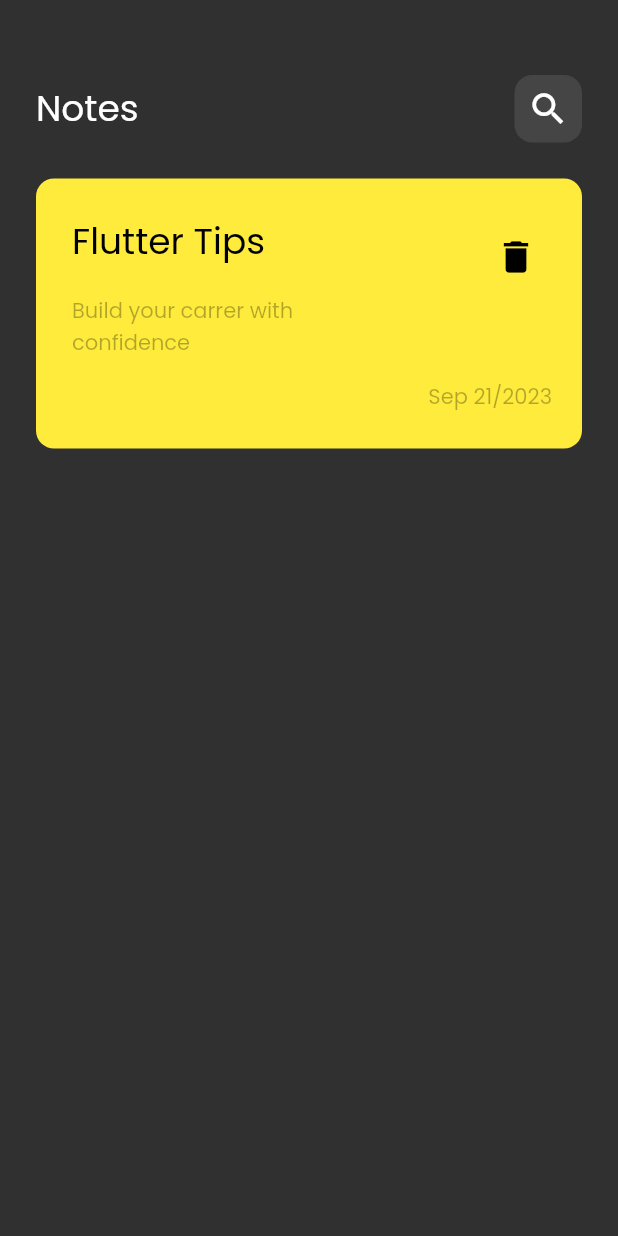
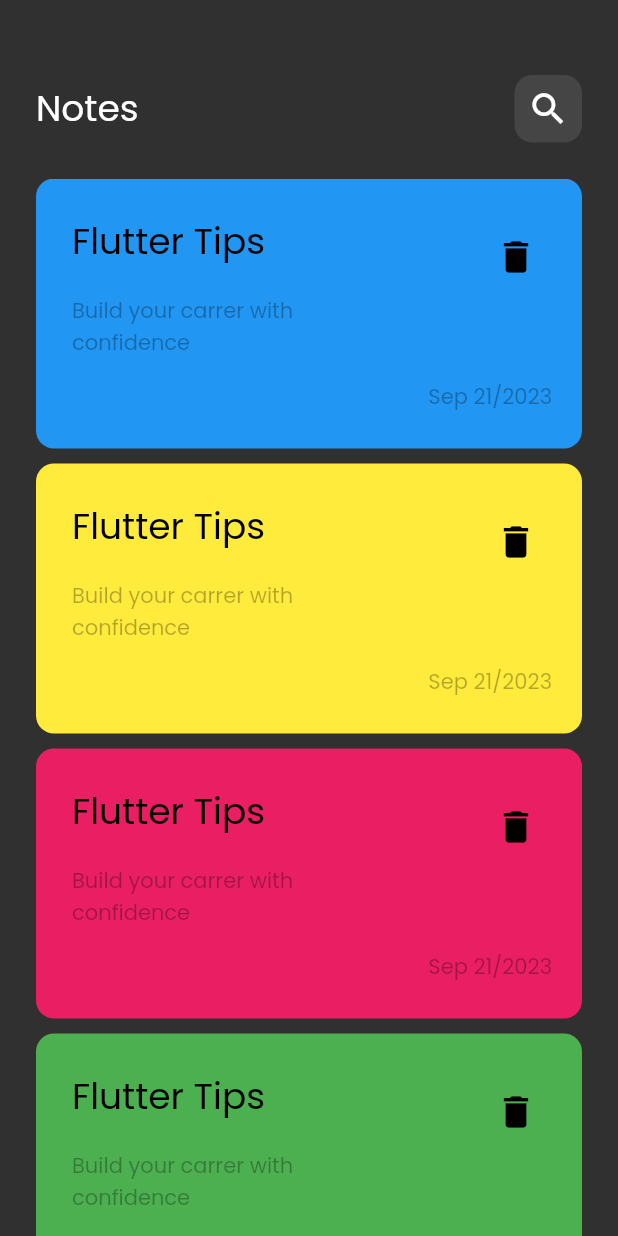
Before and after one commit to MohaamedHamdy/notes_app_hive, a Flutter app: the screen it shows after launch, on a phone screen of 412 x 824 dp. Run offline on Flutter 3.47's test engine with Material 2 defaults, Android fonts, the phone set to English and light mode, and no system bars.

Commit message:
refactor notes list view code

```diff
--- /dev/null
+++ b/lib/views/widgets/custom_item_list_view.dart
@@ -0,0 +1,23 @@
+import 'package:flutter/material.dart';
+
+import 'custom_notes.dart';
+
+class CustomItemListView extends StatelessWidget {
+  const CustomItemListView({super.key});
+
+  @override
+  Widget build(BuildContext context) {
+    return Expanded(
+      child: ListView.builder(
+        itemCount: 5,
+        padding: EdgeInsets.zero,
+        physics: const BouncingScrollPhysics(),
+        itemBuilder: (context, index) {
+          return CustomNotesItem(
+            index: index,
+          );
+        },
+      ),
+    );
+  }
+}
--- a/lib/views/widgets/custom_notes.dart
+++ b/lib/views/widgets/custom_notes.dart
@@ -1,7 +1,21 @@
+// ignore_for_file: public_member_api_docs, sort_constructors_first
 import 'package:flutter/material.dart';
 
 class CustomNotesItem extends StatelessWidget {
-  const CustomNotesItem({super.key});
+  final int index;
+
+  final List colors = [
+    Colors.blue,
+    Colors.yellow,
+    Colors.pink,
+    Colors.green,
+    Colors.cyan,
+  ];
+
+  CustomNotesItem({
+    Key? key,
+    required this.index,
+  }) : super(key: key);
 
   @override
   Widget build(BuildContext context) {
@@ -10,7 +24,7 @@ class CustomNotesItem extends StatelessWidget {
       height: 180,
       margin: const EdgeInsets.only(bottom: 10),
       decoration: BoxDecoration(
-        color: Colors.yellow,
+        color: colors[index % colors.length],
         borderRadius: BorderRadius.circular(12.0),
       ),
       child: const Row(
--- a/lib/views/widgets/notes_view_body.dart
+++ b/lib/views/widgets/notes_view_body.dart
@@ -1,7 +1,7 @@
 import 'package:flutter/material.dart';
 
 import 'custom_app_bar.dart';
-import 'custom_notes.dart';
+import 'custom_item_list_view.dart';
 
 class NotesScreenBody extends StatelessWidget {
   const NotesScreenBody({super.key});
@@ -20,7 +20,7 @@ class NotesScreenBody extends StatelessWidget {
           SizedBox(
             height: 24,
           ),
-          CustomNotesItem(),
+          CustomItemListView()
         ],
       ),
     );
```
